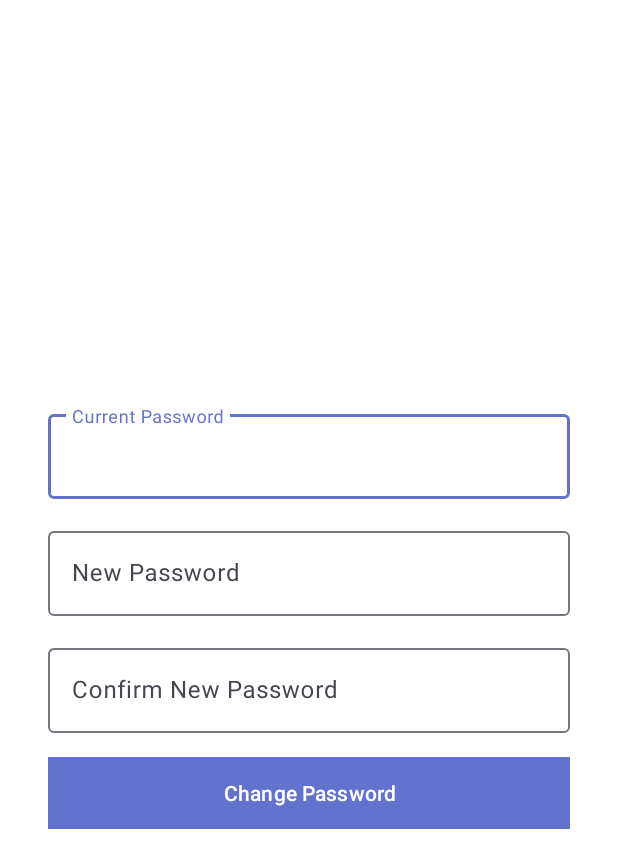
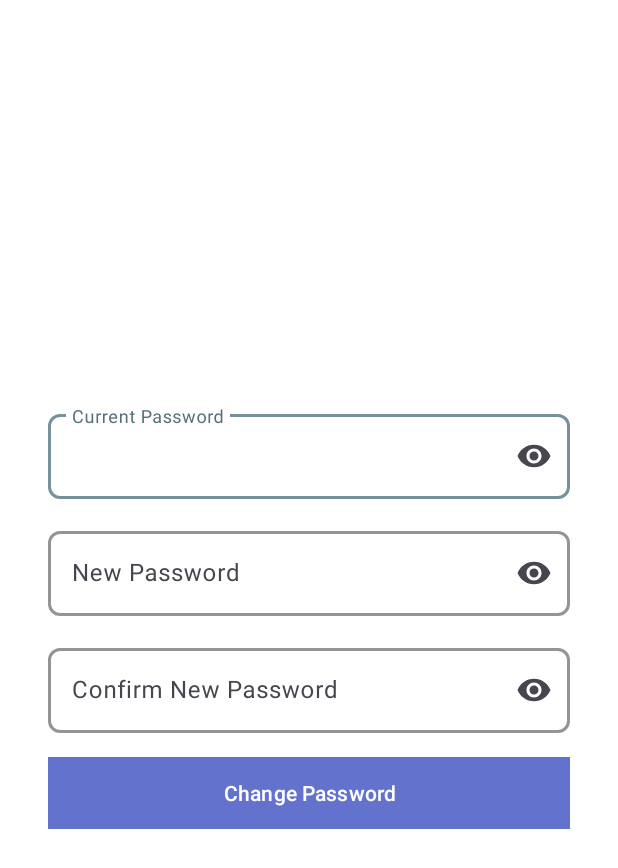
Before and after one commit to AnderLH/Reto1_grupo2_PMDM, an Android app: the fragment PasswordFragment shown on its own in the app's theme, on a phone screen of 412 x 824 dp. Shown: the top 868 px of the screen. Run offline under Robolectric (Android 15) with nearby library versions, the phone set to English and light mode, and no system bars.

Commit message:
password overhaul

```diff
--- a/app/src/main/res/layout/fragment_password.xml
+++ b/app/src/main/res/layout/fragment_password.xml
@@ -23,11 +23,19 @@
             android:layout_marginStart="16dp"
             android:layout_marginTop="16dp"
             android:layout_marginEnd="16dp"
-            app:layout_constraintBottom_toTopOf="@+id/editTextNewEmailLayout"
+            app:boxCornerRadiusBottomEnd="8dp"
+            app:boxCornerRadiusBottomStart="8dp"
+            app:boxCornerRadiusTopEnd="8dp"
+            app:boxCornerRadiusTopStart="8dp"
+            app:boxStrokeColor="#78909C"
+            app:boxStrokeWidth="2dp"
+            app:endIconMode="password_toggle"
+            app:hintTextColor="#546E7A"
+            app:layout_constraintBottom_toBottomOf="parent"
             app:layout_constraintEnd_toEndOf="parent"
             app:layout_constraintStart_toStartOf="parent"
-            app:layout_constraintTop_toTopOf="parent"
-            app:layout_constraintVertical_bias="0.40">
+            app:layout_constraintTop_toBottomOf="@+id/emailAddressLayout"
+            app:layout_constraintVertical_bias="0.05">
 
             <com.google.android.material.textfield.TextInputEditText
                 android:id="@+id/editTextCurrentPassword"
@@ -45,11 +53,19 @@
             android:layout_marginStart="16dp"
             android:layout_marginTop="16dp"
             android:layout_marginEnd="16dp"
-            app:layout_constraintBottom_toTopOf="@+id/editTextNewEmailLayout"
+            app:boxCornerRadiusBottomEnd="8dp"
+            app:boxCornerRadiusBottomStart="8dp"
+            app:boxCornerRadiusTopEnd="8dp"
+            app:boxCornerRadiusTopStart="8dp"
+            app:boxStrokeColor="#78909C"
+            app:boxStrokeWidth="2dp"
+            app:endIconMode="password_toggle"
+            app:hintTextColor="#546E7A"
+            app:layout_constraintBottom_toBottomOf="parent"
             app:layout_constraintEnd_toEndOf="parent"
             app:layout_constraintStart_toStartOf="parent"
-            app:layout_constraintTop_toTopOf="parent"
-            app:layout_constraintVertical_bias="0.40">
+            app:layout_constraintTop_toBottomOf="@+id/emailAddressLayout"
+            app:layout_constraintVertical_bias="0.05">
 
             <com.google.android.material.textfield.TextInputEditText
                 android:id="@+id/editTextNewPassword"
@@ -67,11 +83,19 @@
             android:layout_marginStart="16dp"
             android:layout_marginTop="16dp"
             android:layout_marginEnd="16dp"
-            app:layout_constraintBottom_toTopOf="@+id/editTextNewEmailLayout"
+            app:boxCornerRadiusBottomEnd="8dp"
+            app:boxCornerRadiusBottomStart="8dp"
+            app:boxCornerRadiusTopEnd="8dp"
+            app:boxCornerRadiusTopStart="8dp"
+            app:boxStrokeColor="#78909C"
+            app:boxStrokeWidth="2dp"
+            app:endIconMode="password_toggle"
+            app:hintTextColor="#546E7A"
+            app:layout_constraintBottom_toBottomOf="parent"
             app:layout_constraintEnd_toEndOf="parent"
             app:layout_constraintStart_toStartOf="parent"
-            app:layout_constraintTop_toTopOf="parent"
-            app:layout_constraintVertical_bias="0.40">
+            app:layout_constraintTop_toBottomOf="@+id/emailAddressLayout"
+            app:layout_constraintVertical_bias="0.05">
 
             <com.google.android.material.textfield.TextInputEditText
                 android:id="@+id/editTextConfirmPassword"
```
Also changed, not shown: app/src/main/res/layout/activity_login.xml (+15 -1 lines), app/src/main/res/layout/activity_register.xml (+5 -10 lines).
